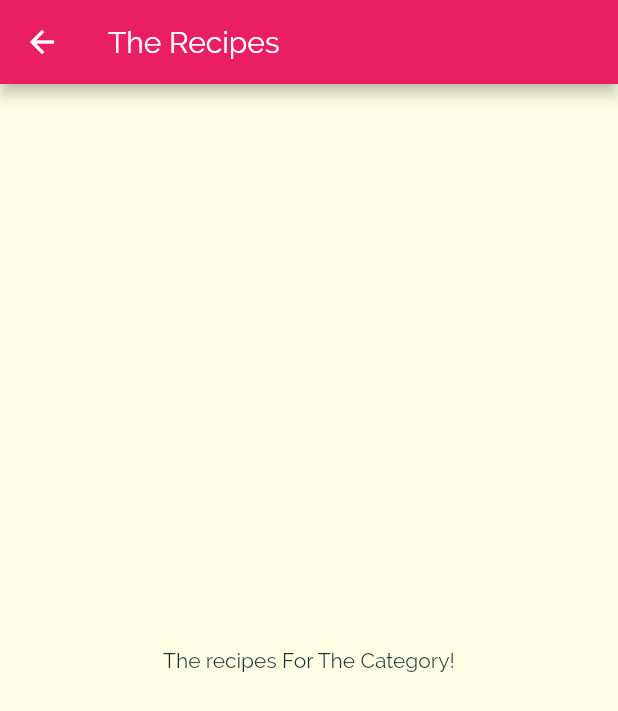
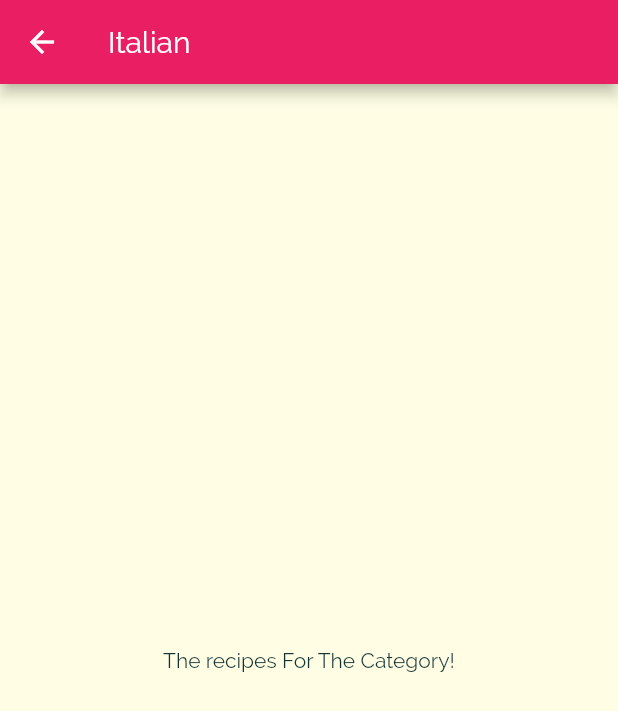
Before and after one commit to harusys/udemy, a Flutter app: the screen it shows after launch, after a tap on "Italian", on a phone screen of 412 x 824 dp. Shown: the top 711 px of the screen. Run offline on Flutter 3.47's test engine with Material 2 defaults, Android fonts, the phone set to English and light mode, and no system bars; missing offline and left inert: dart:ffi.

```diff
--- a/meals_app/lib/categories_screen.dart
+++ b/meals_app/lib/categories_screen.dart
@@ -1,7 +1,6 @@
 import 'package:flutter/material.dart';
 import 'package:meals_app/category_item.dart';
 
-import './categories_screen.dart';
 import './dummy_data.dart';
 
 class CategoriesScreen extends StatelessWidget {
@@ -18,6 +17,7 @@ class CategoriesScreen extends StatelessWidget {
         children: DUMMY_CATEGORIES
             .map(
               (catData) => CategoryItem(
+                catData.id,
                 catData.title,
                 catData.color,
               ),
--- a/meals_app/lib/category_item.dart
+++ b/meals_app/lib/category_item.dart
@@ -1,23 +1,30 @@
 import 'package:flutter/material.dart';
-import 'package:meals_app/category_meals_screen.dart';
+// import 'package:meals_app/category_meals_screen.dart';
 
 class CategoryItem extends StatelessWidget {
+  final String id;
   final String title;
   final Color color;
 
   const CategoryItem(
+    this.id,
     this.title,
     this.color,
   );
 
   void selectCategory(BuildContext ctx) {
-    Navigator.of(ctx).push(
-      MaterialPageRoute(
-        builder: (_) {
-          return CategoryMealsScreen();
-        },
-      ),
+    Navigator.of(ctx).pushNamed(
+      '/category-meals',
+      arguments: {
+        'id': id,
+        'title': title,
+      },
     );
+    // Navigator.of(ctx).push(
+    //   MaterialPageRoute(
+    //     builder: (_) => CategoryMealsScreen(id, title),
+    //   ),
+    // );
   }
 
   @override
--- a/meals_app/lib/category_meals_screen.dart
+++ b/meals_app/lib/category_meals_screen.dart
@@ -1,15 +1,23 @@
 import 'package:flutter/material.dart';
-import 'package:flutter/src/widgets/framework.dart';
-import 'package:flutter/src/widgets/placeholder.dart';
 
 class CategoryMealsScreen extends StatelessWidget {
-  const CategoryMealsScreen({super.key});
+  // final String categoryId;
+  // final String categoryTitle;
+
+  // CategoryMealsScreen(
+  //   this.categoryId,
+  //   this.categoryTitle,
+  // );
 
   @override
   Widget build(BuildContext context) {
+    final routeArgs =
+        ModalRoute.of(context)?.settings.arguments as Map<String, String>;
+    final categoryId = routeArgs['id'];
+    final categoryTitle = routeArgs['title'];
     return Scaffold(
       appBar: AppBar(
-        title: const Text('The Recipes'),
+        title: Text(categoryTitle!),
       ),
       body: Center(
         child: Text('The recipes For The Category!'),
--- a/meals_app/lib/main.dart
+++ b/meals_app/lib/main.dart
@@ -1,4 +1,5 @@
 import 'package:flutter/material.dart';
+import 'package:meals_app/category_meals_screen.dart';
 
 import './categories_screen.dart';
 
@@ -33,6 +34,9 @@ class MyApp extends StatelessWidget {
         ),
       ),
       home: const CategoriesScreen(),
+      routes: {
+        '/category-meals': (ctx) => CategoryMealsScreen(),
+      },
     );
   }
 }
```
